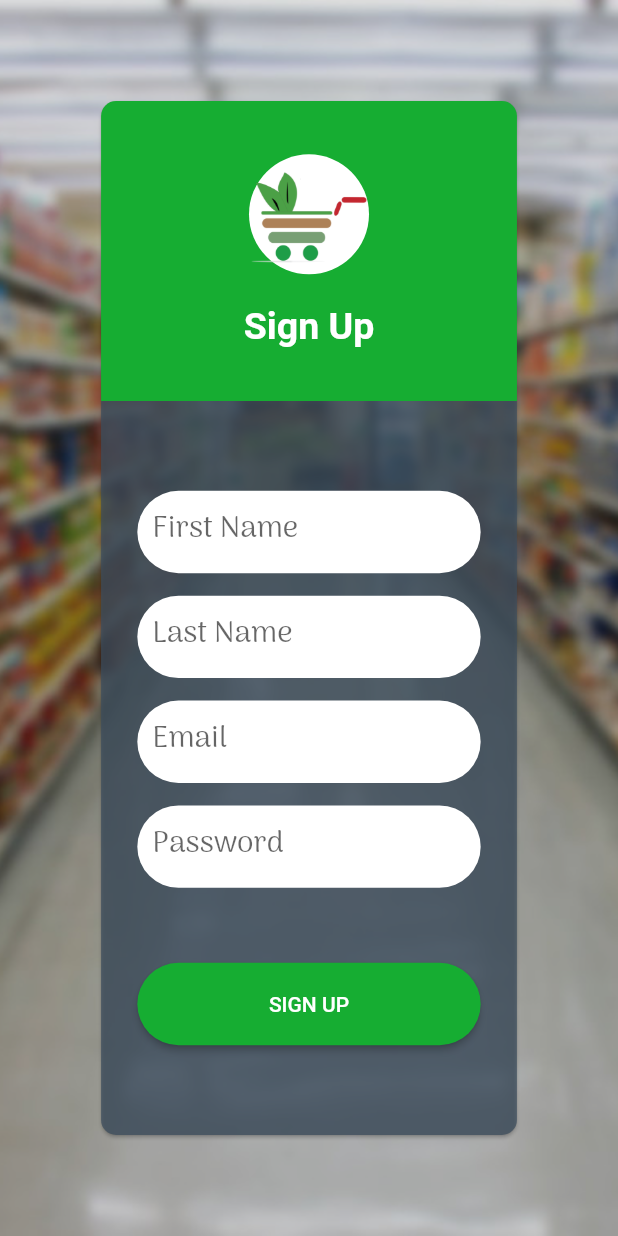
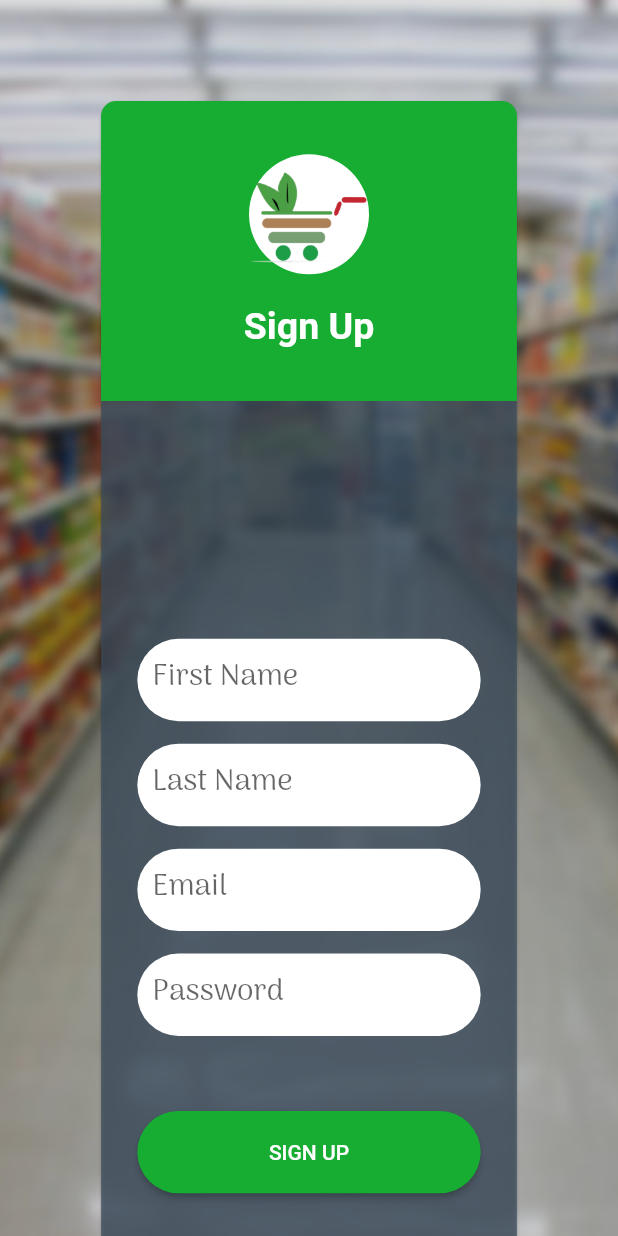
Before and after one commit to ateek-ujjawal/freshko_app, a Flutter app: the SignUp screen opened by its route, on a phone screen of 412 x 824 dp. Run offline on Flutter 3.47's test engine with Material 2 defaults, Android fonts, the light colour scheme and no system bars; our stand-ins replace firebase_core, firebase_database; accounts and stored records are empty; statements that could not run were skipped.

Commit message:
blabla
Signed-off-by: pratikjain04 <pratikjain0411@gmail.com>

```diff
--- a/freshko/lib/screens/SignUp.dart
+++ b/freshko/lib/screens/SignUp.dart
@@ -2,7 +2,6 @@ import 'package:flutter/material.dart';
 import '../Generics/Colors.dart';
 import 'package:firebase_core/firebase_core.dart';
 import 'package:firebase_database/firebase_database.dart';
-import 'package:firebase_database/ui/firebase_animated_list.dart';
 import 'dart:async';
 
 Future<FirebaseApp> createFirebaseInstance() async {
@@ -70,8 +69,8 @@ class _SignUpState extends State<SignUp> {
 
     if(form.validate()){
       form.save();
+      credentialRef.push().set(credential.toJson());
       form.reset();
-      credentialRef.push().set(credential.toJson());
     }
 
   }
@@ -80,7 +79,8 @@ class _SignUpState extends State<SignUp> {
   Widget build(BuildContext context) {
     double uni_height = MediaQuery.of(context).size.height;
     double uni_width = MediaQuery.of(context).size.width;
-    return Stack(
+    return Scaffold(
+      body: Stack(
         fit: StackFit.expand,
         children: <Widget>[
           Image(
@@ -89,7 +89,8 @@ class _SignUpState extends State<SignUp> {
             color: Colors.black12,
             fit: BoxFit.cover,
           ),
-        Padding(
+          SingleChildScrollView(
+            child: Padding(
               padding: EdgeInsets.all(uni_height / 13),
               child: Card(
                 color: Colors.transparent,
@@ -97,6 +98,7 @@ class _SignUpState extends State<SignUp> {
                     borderRadius: BorderRadius.circular(10.0)),
                 child: Column(
                   mainAxisAlignment: MainAxisAlignment.start,
+                  mainAxisSize: MainAxisSize.min,
                   children: <Widget>[
                     Container(
                       width: uni_width/0.9,
@@ -129,7 +131,7 @@ class _SignUpState extends State<SignUp> {
                       ),
                       height: 200.0,
                     ),
-                Expanded(
+                    Flexible(
                       child: Container(
                         height: uni_height/1.2,
                         width: uni_width/0.9,
@@ -280,8 +282,8 @@ class _SignUpState extends State<SignUp> {
                                 shape: RoundedRectangleBorder(
                                     borderRadius: BorderRadius.circular(30.0)),
                                 onPressed: () {
-                              while(credentialRef == null) {}
                                   handleSubmit();
+                                  print(credential.toJson());
                                 },
                                 color: themeColor,
                                 child: Text(
@@ -297,8 +299,10 @@ class _SignUpState extends State<SignUp> {
                   ],
                 ),
               ),
+            ),
           )
         ],
+      ),
     );
   }
 }
@@ -320,15 +324,10 @@ class Credentials{
         email= snapshot.value["email"];
 
   toJson(){
-
     return{
-
+      "lastName": lastName,
       "firstName": firstName,
-      "lastName": lastName,
       "email": email
     };
   }
-
-
-
 }
```
Lines whose indentation alone changed are shown as unchanged.
